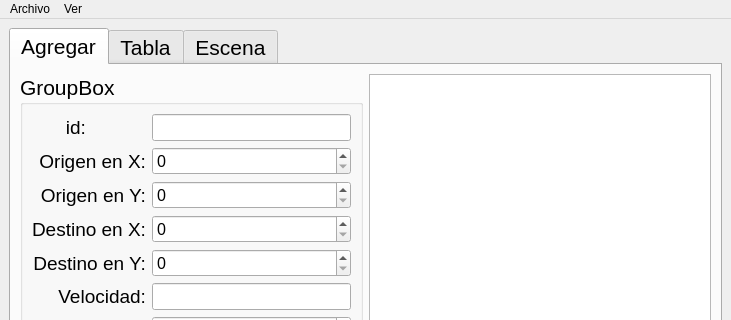
Old version of the form mainwindow.ui in the repository Axyoan/Act8; both pictures show x 0 to 731 and y 0 to 320 of the 731 by 585 pixel window.
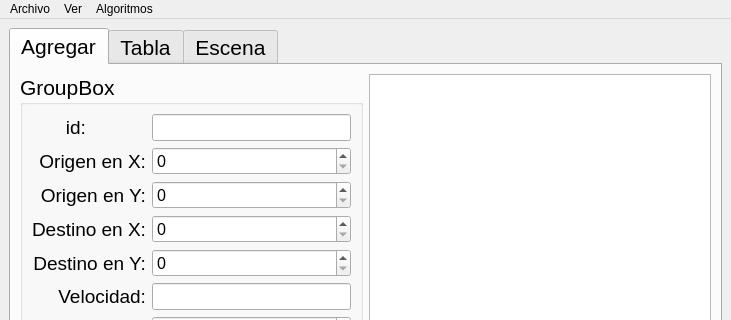
New version of the form.

Diff of the .ui file:
```diff
--- a/mainwindow.ui
+++ b/mainwindow.ui
@@ -502,8 +502,15 @@
     </property>
     <addaction name="actionGrafo"/>
    </widget>
+   <widget class="QMenu" name="menuAlgoritmos">
+    <property name="title">
+     <string>Algoritmos</string>
+    </property>
+    <addaction name="actionRecorridos_en_profundidad_amplitud"/>
+   </widget>
    <addaction name="menuArchivo"/>
    <addaction name="menuVer"/>
+   <addaction name="menuAlgoritmos"/>
   </widget>
   <widget class="QStatusBar" name="statusbar"/>
   <action name="actionAbrir">
```
Left out of the diff: 5 changed lines with no effect on the pictures.
